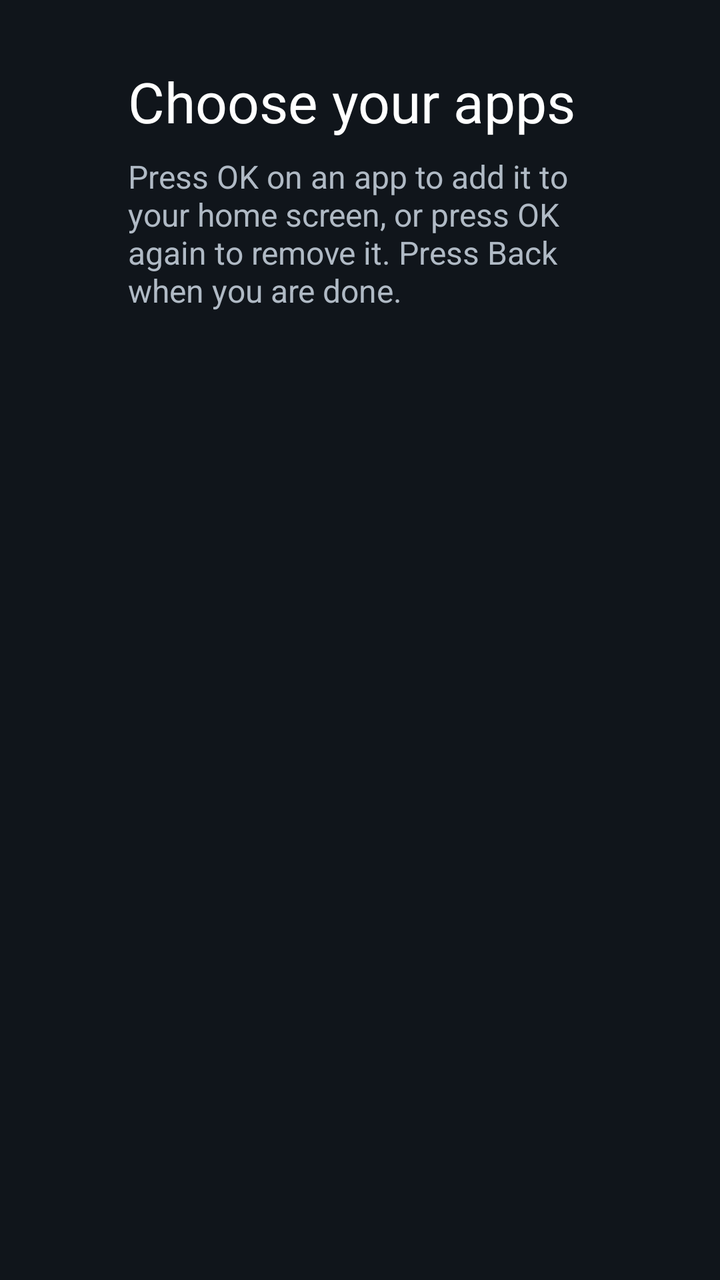
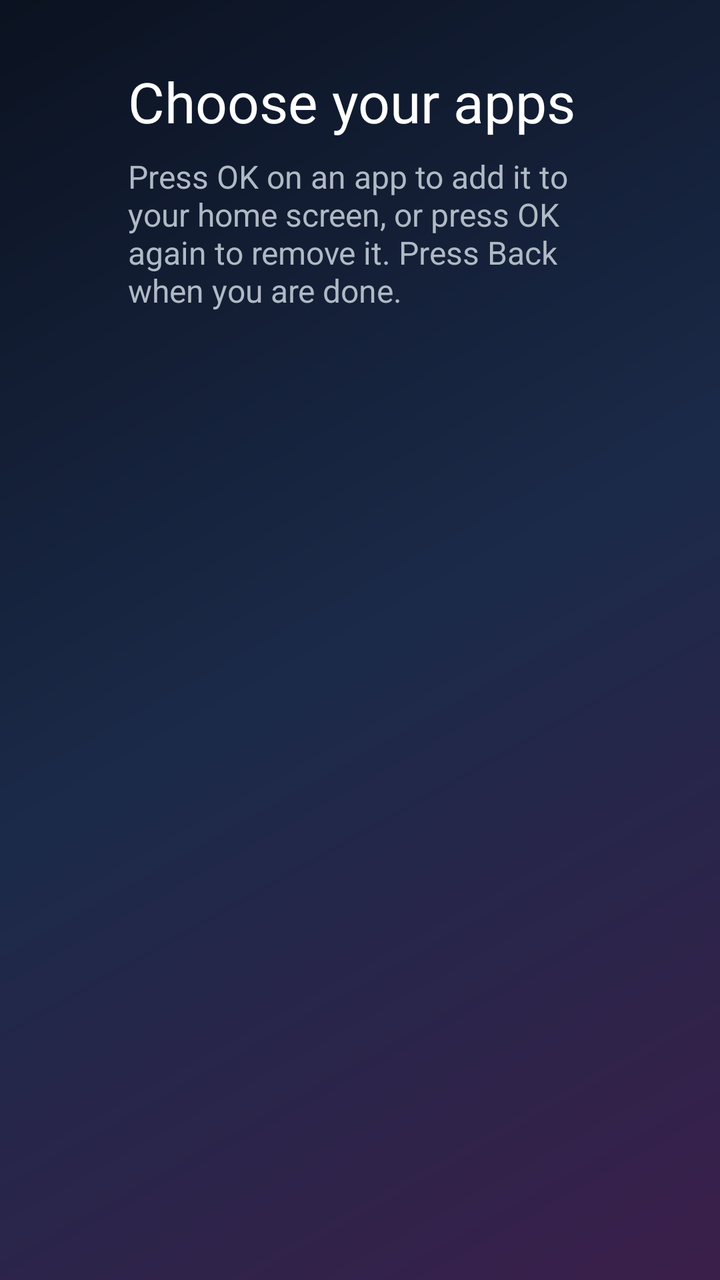

The first picture is an Android layout as it rendered before a commit; the second is the same layout after the commit. The layout source and the unified diff follow.
<!-- AndroidManifest.xml: application theme AppTheme -->
<!-- res/layout/activity_picker.xml -->
<?xml version="1.0" encoding="utf-8"?>
<LinearLayout xmlns:android="http://schemas.android.com/apk/res/android"
    android:layout_width="match_parent"
    android:layout_height="match_parent"
    android:background="@color/background"
    android:orientation="vertical"
    android:paddingStart="64dp"
    android:paddingTop="32dp"
    android:paddingEnd="64dp"
    android:paddingBottom="24dp">

    <TextView
        android:layout_width="match_parent"
        android:layout_height="wrap_content"
        android:text="@string/picker_title"
        android:textColor="@color/text_primary"
        android:textSize="28sp" />

    <TextView
        android:layout_width="match_parent"
        android:layout_height="wrap_content"
        android:layout_marginTop="8dp"
        android:layout_marginBottom="16dp"
        android:text="@string/picker_help"
        android:textColor="@color/text_secondary"
        android:textSize="16sp" />

    <ListView
        android:id="@+id/list"
        android:layout_width="match_parent"
        android:layout_height="match_parent"
        android:divider="@null"
        android:drawSelectorOnTop="false"
        android:focusable="true"
        android:listSelector="@drawable/item_selector" />

</LinearLayout>
<!-- resources referenced by this layout -->
<resources>
  <color name="background">#FF10151B</color>
  <color name="text_primary">#FFFFFFFF</color>
  <color name="text_secondary">#FFB0BAC5</color>
  <!-- drawable item_selector (drawable) -->
  <?xml version="1.0" encoding="utf-8"?>
  <shape xmlns:android="http://schemas.android.com/apk/res/android"
      android:shape="rectangle">
      <solid android:color="#33FFFFFF" />
      <stroke
          android:width="3dp"
          android:color="#FFFFFFFF" />
      <corners android:radius="12dp" />
  </shape>
  <string name="picker_help">Press OK on an app to add it to your home screen, or press OK again to remove it. Press Back when you are done.</string>
  <string name="picker_title">Choose your apps</string>
  <style name="AppTheme" parent="@android:style/Theme.Material.NoActionBar">
          <item name="android:windowBackground">@color/background</item>
          <item name="android:colorBackground">@color/background</item>
      </style>
</resources>

<!-- the commit's change to res/layout/activity_picker.xml (unified diff, before → after) -->
@@ -2,7 +2,7 @@
 <LinearLayout xmlns:android="http://schemas.android.com/apk/res/android"
     android:layout_width="match_parent"
     android:layout_height="match_parent"
-    android:background="@color/background"
+    android:background="@drawable/bg_gradient"
     android:orientation="vertical"
     android:paddingStart="64dp"
     android:paddingTop="32dp"
<!-- resource entries referenced after the edit -->
@@ -3,6 +3,17 @@
   <color name="background">#FF10151B</color>
   <color name="text_primary">#FFFFFFFF</color>
   <color name="text_secondary">#FFB0BAC5</color>
+  <!-- drawable bg_gradient (drawable) -->
+  <?xml version="1.0" encoding="utf-8"?>
+  <shape xmlns:android="http://schemas.android.com/apk/res/android"
+      android:shape="rectangle">
+      <gradient
+          android:angle="315"
+          android:centerColor="#FF1B2A49"
+          android:endColor="#FF3B1F4B"
+          android:startColor="#FF0B1220"
+          android:type="linear" />
+  </shape>
   <!-- drawable item_selector (drawable) -->
   <?xml version="1.0" encoding="utf-8"?>
   <shape xmlns:android="http://schemas.android.com/apk/res/android"
